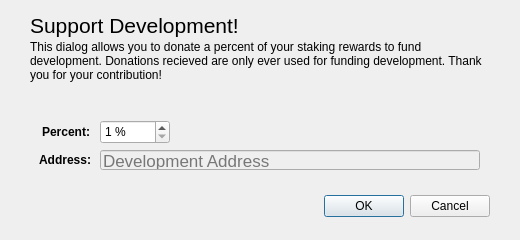
Qt form src/qt/forms/charitydialog.ui (BUZZCOINproject/buzzcoin) before a commit.
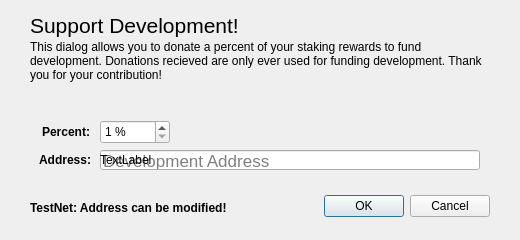
The same form after that commit.

Commit message: TESTNET GUI ONLY: allow to change the address of development donation

```diff
--- a/src/qt/forms/charitydialog.ui
+++ b/src/qt/forms/charitydialog.ui
@@ -31,7 +31,7 @@
   </widget>
   <widget class="QLineEdit" name="charityAddressEdit">
    <property name="enabled">
-    <bool>false</bool>
+    <bool>true</bool>
    </property>
    <property name="geometry">
     <rect>
@@ -173,6 +173,38 @@
     <set>Qt::AlignRight|Qt::AlignTrailing|Qt::AlignVCenter</set>
    </property>
   </widget>
+  <widget class="QLabel" name="testNetLabel">
+   <property name="geometry">
+    <rect>
+     <x>30</x>
+     <y>200</y>
+     <width>251</width>
+     <height>16</height>
+    </rect>
+   </property>
+   <property name="font">
+    <font>
+     <weight>75</weight>
+     <bold>true</bold>
+    </font>
+   </property>
+   <property name="text">
+    <string>TestNet: Address can be modified!</string>
+   </property>
+  </widget>
+  <widget class="QLabel" name="charityAddress">
+   <property name="geometry">
+    <rect>
+     <x>100</x>
+     <y>150</y>
+     <width>380</width>
+     <height>20</height>
+    </rect>
+   </property>
+   <property name="text">
+    <string>TextLabel</string>
+   </property>
+  </widget>
  </widget>
  <resources/>
  <connections>
```
The commit also changes 2 other files.
